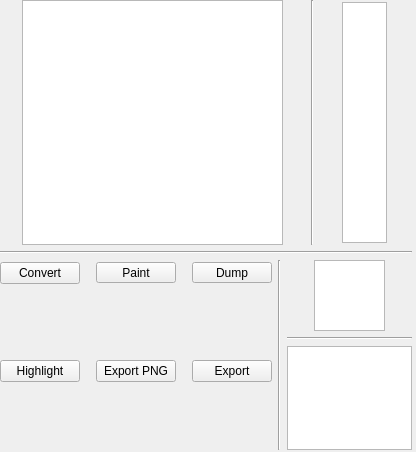
Before: the Qt Designer form BGTool/tabbg.ui in renatolond/DsTools, drawn with Qt 5.
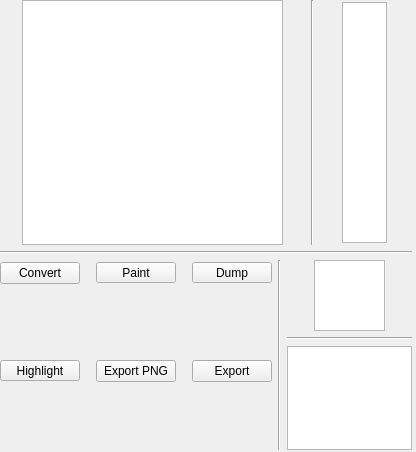
After: the same form once the commit is applied. Custom widgets are drawn as their Qt base class.

Diff of the .ui file:
```diff
--- a/BGTool/tabbg.ui
+++ b/BGTool/tabbg.ui
@@ -159,13 +159,6 @@
           </property>
          </widget>
         </item>
-        <item row="2" column="0">
-         <widget class="QPushButton" name="btHighlight">
-          <property name="text">
-           <string>Highlight</string>
-          </property>
-         </widget>
-        </item>
         <item row="0" column="2">
          <widget class="QToolButton" name="btPaint">
           <property name="sizePolicy">
@@ -260,6 +253,22 @@
           </property>
          </widget>
         </item>
+        <item row="2" column="0">
+         <widget class="QToolButton" name="btHighlight">
+          <property name="sizePolicy">
+           <sizepolicy hsizetype="Minimum" vsizetype="Fixed">
+            <horstretch>0</horstretch>
+            <verstretch>0</verstretch>
+           </sizepolicy>
+          </property>
+          <property name="text">
+           <string>Highlight</string>
+          </property>
+          <property name="checkable">
+           <bool>true</bool>
+          </property>
+         </widget>
+        </item>
        </layout>
       </item>
       <item>
```
